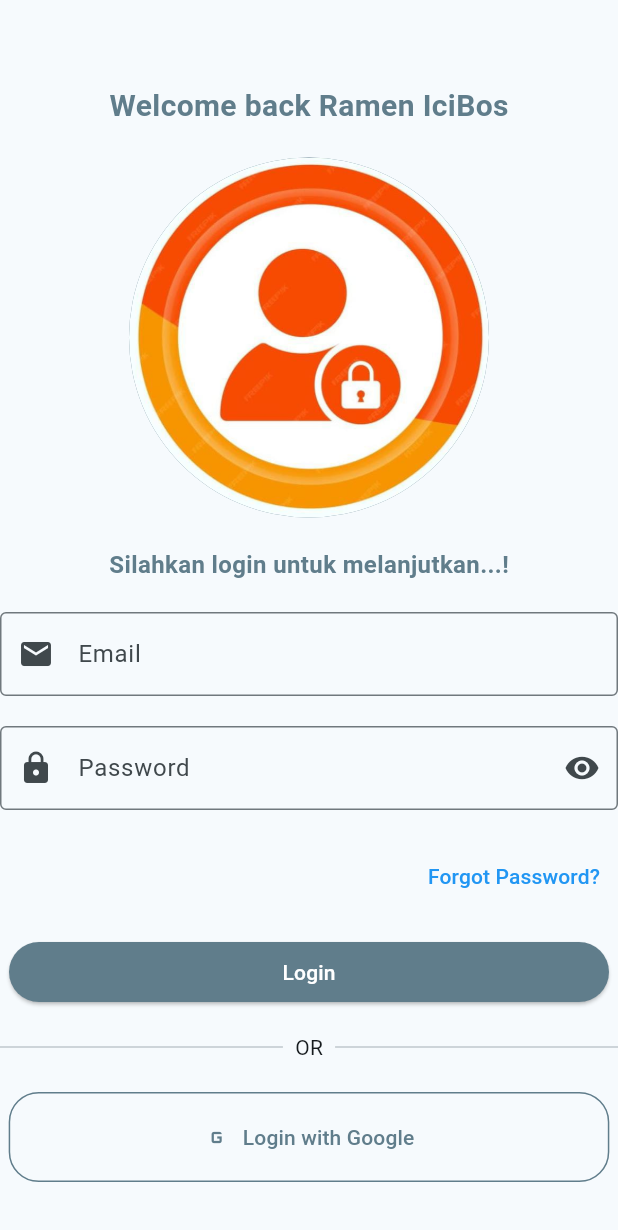
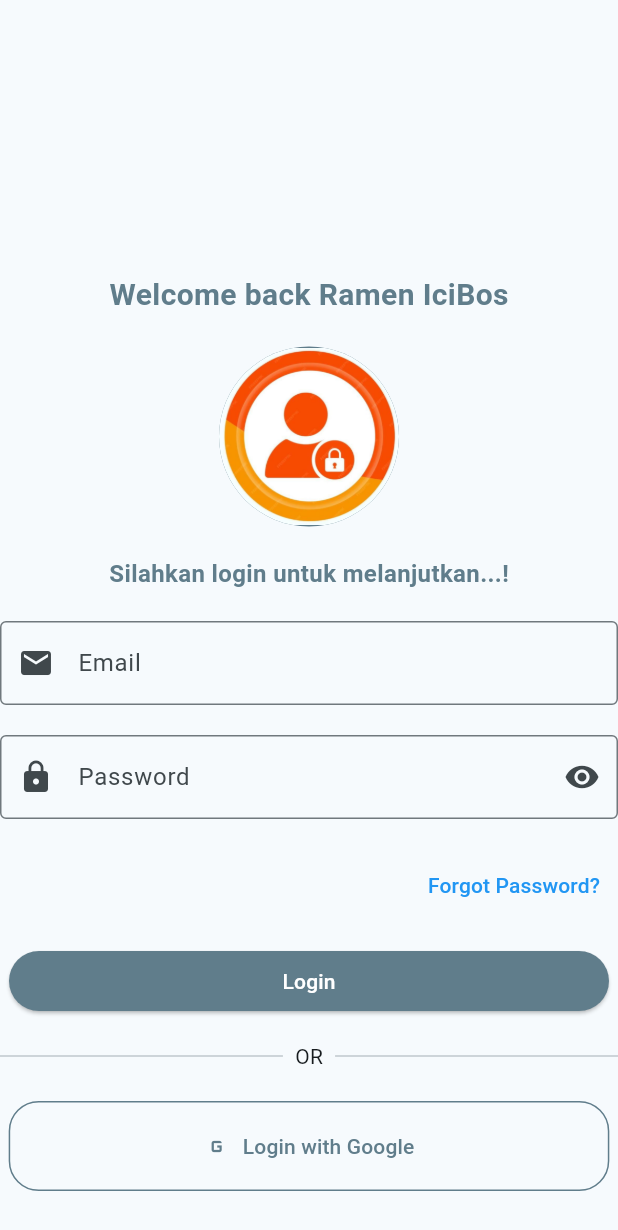
Before and after one commit to Muhammad-ArifinDev/muuhammadarifin_1123150053_uts, a Flutter app: the MyLogin screen opened directly, on a phone screen of 412 x 824 dp. Shown: the top 1230 px of the screen. Run offline on Flutter 3.47's test engine with Material 3 defaults, Android fonts, the phone set to English and light mode, and no system bars.

Commit message:
merubah ukuran container agar tidak terllau besar height dan width nya

```diff
--- a/lib/login.dart
+++ b/lib/login.dart
@@ -9,6 +9,7 @@
       body: Column(
         mainAxisAlignment: MainAxisAlignment.center,
         children: [
+          Spacer(),
           SizedBox(height: 20),
           Text(
             'Welcome back Ramen IciBos',
@@ -20,8 +21,8 @@
           ),
           SizedBox(height: 20),
           Container(
-            height: 240,
-            width: double.infinity,
+            height: 120,
+            width: 120,
             decoration: BoxDecoration(
               shape: BoxShape.circle,
               color: Colors.blueGrey,
@@ -118,6 +119,7 @@
               padding: EdgeInsets.symmetric(vertical: 20.0, horizontal: 130.0),
             ),
           ),
+          SizedBox(height: 30),
         ],
       ),
     );
```
